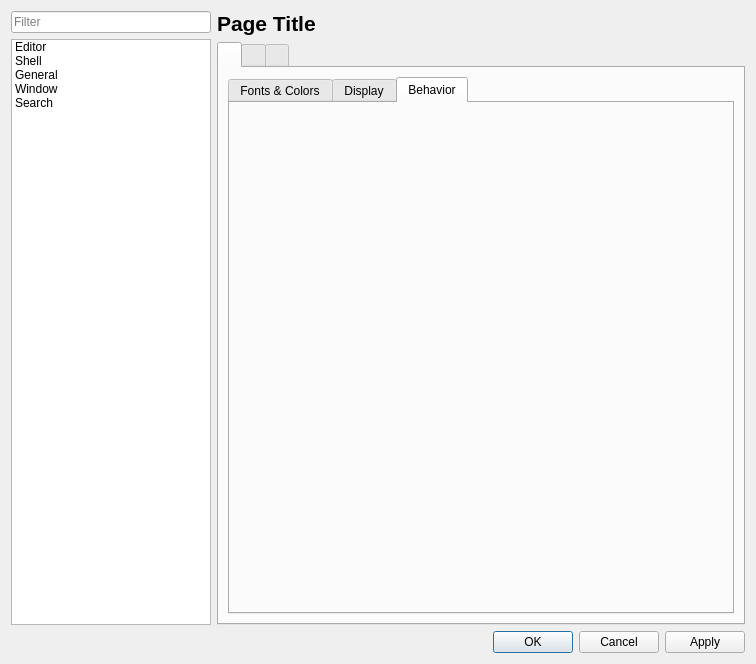
The window that src/DialogPreferences.ui (eteran/nedit-ng) describes before a commit, drawn with Qt 5.
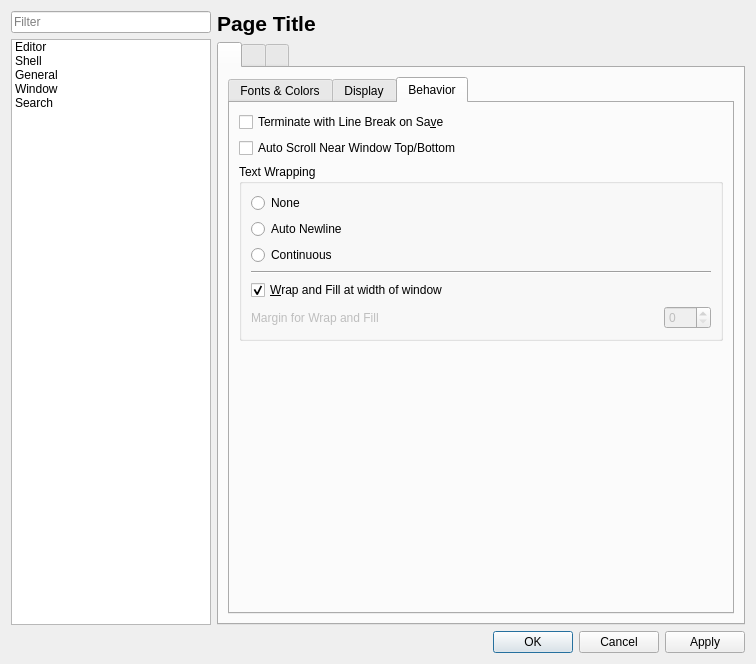
The same window after the commit. The open tabs and pages were chosen to show the change. Icons and pictures are not drawn.

Patch:
```diff
--- a/src/DialogPreferences.ui
+++ b/src/DialogPreferences.ui
@@ -420,7 +420,136 @@
               <attribute name="title">
                <string>Behavior</string>
               </attribute>
-              <layout class="QHBoxLayout" name="horizontalLayout_21"/>
+              <layout class="QVBoxLayout" name="verticalLayout_12">
+               <item>
+                <widget class="QCheckBox" name="checkTerminateWithNewline">
+                 <property name="text">
+                  <string>Terminate with Line Break on Sa&amp;ve</string>
+                 </property>
+                </widget>
+               </item>
+               <item>
+                <widget class="QCheckBox" name="checkAutoScroll">
+                 <property name="text">
+                  <string>Auto Scroll Near Window Top/Bottom</string>
+                 </property>
+                </widget>
+               </item>
+               <item>
+                <widget class="QGroupBox" name="groupBox_5">
+                 <property name="title">
+                  <string>Text Wrapping</string>
+                 </property>
+                 <layout class="QVBoxLayout" name="verticalLayout_11">
+                  <item>
+                   <widget class="QRadioButton" name="radioWrapNone">
+                    <property name="text">
+                     <string>None</string>
+                    </property>
+                   </widget>
+                  </item>
+                  <item>
+                   <widget class="QRadioButton" name="radioWrapAuto">
+                    <property name="text">
+                     <string>Auto Newline</string>
+                    </property>
+                   </widget>
+                  </item>
+                  <item>
+                   <widget class="QRadioButton" name="radioWrapContinuous">
+                    <property name="text">
+                     <string>Continuous</string>
+                    </property>
+                   </widget>
+                  </item>
+                  <item>
+                   <widget class="Line" name="line_2">
+                    <property name="orientation">
+                     <enum>Qt::Horizontal</enum>
+                    </property>
+                   </widget>
+                  </item>
+                  <item>
+                   <layout class="QHBoxLayout" name="horizontalLayout_13">
+                    <item>
+                     <widget class="QCheckBox" name="checkWrapAndFill">
+                      <property name="text">
+                       <string>&amp;Wrap and Fill at width of window</string>
+                      </property>
+                      <property name="checked">
+                       <bool>true</bool>
+                      </property>
+                     </widget>
+                    </item>
+                    <item>
+                     <spacer name="horizontalSpacer_3">
+                      <property name="orientation">
+                       <enum>Qt::Horizontal</enum>
+                      </property>
+                      <property name="sizeHint" stdset="0">
+                       <size>
+                        <width>40</width>
+                        <height>20</height>
+                       </size>
+                      </property>
+                     </spacer>
+                    </item>
+                   </layout>
+                  </item>
+                  <item>
+                   <layout class="QHBoxLayout" name="horizontalLayout_14">
+                    <item>
+                     <widget class="QLabel" name="label">
+                      <property name="enabled">
+                       <bool>false</bool>
+                      </property>
+                      <property name="text">
+                       <string>Margin for Wrap and Fill</string>
+                      </property>
+                     </widget>
+                    </item>
+                    <item>
+                     <spacer name="horizontalSpacer">
+                      <property name="orientation">
+                       <enum>Qt::Horizontal</enum>
+                      </property>
+                      <property name="sizeHint" stdset="0">
+                       <size>
+                        <width>40</width>
+                        <height>20</height>
+                       </size>
+                      </property>
+                     </spacer>
+                    </item>
+                    <item>
+                     <widget class="QSpinBox" name="spinWrapAndFill">
+                      <property name="enabled">
+                       <bool>false</bool>
+                      </property>
+                      <property name="maximum">
+                       <number>999</number>
+                      </property>
+                     </widget>
+                    </item>
+                   </layout>
+                  </item>
+                 </layout>
+                </widget>
+               </item>
+               <item>
+                <spacer name="verticalSpacer_5">
+                 <property name="orientation">
+                  <enum>Qt::Vertical</enum>
+                 </property>
+                 <property name="sizeHint" stdset="0">
+                  <size>
+                   <width>20</width>
+                   <height>200</height>
+                  </size>
+                 </property>
+                </spacer>
+               </item>
+              </layout>
              </widget>
             </widget>
            </item>
```
Left out of the diff: 75 changed lines with no effect on the pictures.
